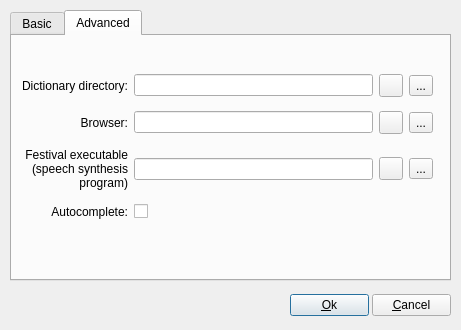
The window that gui/configure.ui (cpina/qdacco) describes before a commit, drawn with Qt 5.
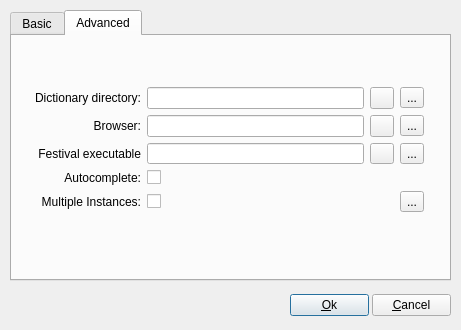
The same window after the commit. The open tabs and pages were chosen to show the change. Icons and pictures are not drawn.

Commit message: -Preparar configuració per acceptar la configuració de multiples instàncies -Arreglat errada a la configuració i versions -Arreglat errada sobre mantenir l'idioma seleccionat amb multiples instàncies

```diff
--- a/gui/configure.ui
+++ b/gui/configure.ui
@@ -10,9 +10,7 @@
    </rect>
   </property>
   <property name="sizePolicy" >
-   <sizepolicy>
-    <hsizetype>5</hsizetype>
-    <vsizetype>5</vsizetype>
+   <sizepolicy vsizetype="Preferred" hsizetype="Preferred" >
     <horstretch>144</horstretch>
     <verstretch>30</verstretch>
    </sizepolicy>
@@ -25,7 +23,7 @@
   </property>
   <property name="maximumSize" >
    <size>
-    <width>390</width>
+    <width>532</width>
     <height>330</height>
    </size>
   </property>
@@ -243,55 +241,27 @@
     </widget>
    </widget>
    <widget class="QWidget" name="tab_3" >
+    <property name="geometry" >
+     <rect>
+      <x>0</x>
+      <y>0</y>
+      <width>437</width>
+      <height>243</height>
+     </rect>
+    </property>
     <attribute name="title" >
      <string>Advanced</string>
     </attribute>
     <widget class="QWidget" name="layoutWidget" >
      <property name="geometry" >
       <rect>
-       <x>10</x>
-       <y>30</y>
+       <x>12</x>
+       <y>40</y>
        <width>411</width>
-       <height>161</height>
+       <height>147</height>
       </rect>
      </property>
-     <layout class="QGridLayout" >
-      <property name="margin" >
-       <number>0</number>
-      </property>
-      <property name="spacing" >
-       <number>6</number>
-      </property>
-      <item row="1" column="3" >
-       <widget class="QToolButton" name="ajuda_browser" >
-        <property name="text" >
-         <string>...</string>
-        </property>
-        <property name="icon" >
-         <iconset resource="icons.qrc" >:/icons/help.png</iconset>
-        </property>
-       </widget>
-      </item>
-      <item row="0" column="3" >
-       <widget class="QToolButton" name="ajuda" >
-        <property name="text" >
-         <string>...</string>
-        </property>
-        <property name="icon" >
-         <iconset resource="icons.qrc" >:/icons/help.png</iconset>
-        </property>
-       </widget>
-      </item>
-      <item row="0" column="2" >
-       <widget class="QToolButton" name="busca_fitxer" >
-        <property name="text" >
-         <string/>
-        </property>
-        <property name="icon" >
-         <iconset resource="icons.qrc" >:/icons/fileopen.png</iconset>
-        </property>
-       </widget>
-      </item>
+     <layout class="QGridLayout" name="gridLayout" >
       <item row="0" column="0" >
        <widget class="QLabel" name="ldirectori" >
         <property name="text" >
@@ -302,36 +272,6 @@
         </property>
        </widget>
       </item>
-      <item row="2" column="2" >
-       <widget class="QToolButton" name="busca_festival" >
-        <property name="text" >
-         <string/>
-        </property>
-        <property name="icon" >
-         <iconset resource="icons.qrc" >:/icons/fileopen.png</iconset>
-        </property>
-       </widget>
-      </item>
-      <item row="2" column="0" >
-       <widget class="QLabel" name="lfestival" >
-        <property name="text" >
-         <string>Festival executable (speech synthesis program)</string>
-        </property>
-        <property name="alignment" >
-         <set>Qt::AlignRight|Qt::AlignTrailing|Qt::AlignVCenter</set>
-        </property>
-        <property name="wordWrap" >
-         <bool>true</bool>
-        </property>
-       </widget>
-      </item>
-      <item row="1" column="1" >
-       <widget class="QLineEdit" name="browser" >
-        <property name="toolTip" >
-         <string>Select the dictionaries directory on your system</string>
-        </property>
-       </widget>
-      </item>
       <item row="0" column="1" >
        <widget class="QLineEdit" name="directori" >
         <property name="toolTip" >
@@ -339,26 +279,91 @@
         </property>
        </widget>
       </item>
+      <item row="0" column="2" >
+       <widget class="QToolButton" name="busca_fitxer" >
+        <property name="text" >
+         <string/>
+        </property>
+        <property name="icon" >
+         <iconset resource="icons.qrc" >
+          <normaloff>:/icons/fileopen.png</normaloff>:/icons/fileopen.png</iconset>
+        </property>
+       </widget>
+      </item>
+      <item row="0" column="3" >
+       <widget class="QToolButton" name="ajuda" >
+        <property name="text" >
+         <string>...</string>
+        </property>
+        <property name="icon" >
+         <iconset resource="icons.qrc" >
+          <normaloff>:/icons/help.png</normaloff>:/icons/help.png</iconset>
+        </property>
+       </widget>
+      </item>
+      <item row="1" column="0" >
+       <widget class="QLabel" name="lbrowser" >
+        <property name="text" >
+         <string>Browser:</string>
+        </property>
+        <property name="alignment" >
+         <set>Qt::AlignRight|Qt::AlignTrailing|Qt::AlignVCenter</set>
+        </property>
+       </widget>
+      </item>
+      <item row="1" column="1" >
+       <widget class="QLineEdit" name="browser" >
+        <property name="toolTip" >
+         <string>Select the dictionaries directory on your system</string>
+        </property>
+       </widget>
+      </item>
       <item row="1" column="2" >
        <widget class="QToolButton" name="busca_browser" >
         <property name="text" >
          <string/>
         </property>
         <property name="icon" >
-         <iconset resource="icons.qrc" >:/icons/fileopen.png</iconset>
+         <iconset resource="icons.qrc" >
+          <normaloff>:/icons/fileopen.png</normaloff>:/icons/fileopen.png</iconset>
+        </property>
+       </widget>
+      </item>
+      <item row="1" column="3" >
+       <widget class="QToolButton" name="ajuda_browser" >
+        <property name="text" >
+         <string>...</string>
+        </property>
+        <property name="icon" >
+         <iconset resource="icons.qrc" >
+          <normaloff>:/icons/help.png</normaloff>:/icons/help.png</iconset>
+        </property>
+       </widget>
+      </item>
+      <item row="2" column="0" >
+       <widget class="QLabel" name="lfestival" >
+        <property name="text" >
+         <string>Festival executable</string>
+        </property>
+        <property name="alignment" >
+         <set>Qt::AlignRight|Qt::AlignTrailing|Qt::AlignVCenter</set>
+        </property>
+        <property name="wordWrap" >
+         <bool>true</bool>
         </property>
        </widget>
       </item>
       <item row="2" column="1" >
        <widget class="QLineEdit" name="festival" />
       </item>
-      <item row="1" column="0" >
-       <widget class="QLabel" name="lbrowser" >
+      <item row="2" column="2" >
+       <widget class="QToolButton" name="busca_festival" >
         <property name="text" >
-         <string>Browser:</string>
+         <string/>
         </property>
-        <property name="alignment" >
-         <set>Qt::AlignRight|Qt::AlignTrailing|Qt::AlignVCenter</set>
+        <property name="icon" >
+         <iconset resource="icons.qrc" >
+          <normaloff>:/icons/fileopen.png</normaloff>:/icons/fileopen.png</iconset>
         </property>
        </widget>
       </item>
@@ -382,13 +387,41 @@
         </property>
        </widget>
       </item>
-      <item row="3" column="1" >
+      <item row="3" column="1" colspan="2" >
        <widget class="QCheckBox" name="autocompletar" >
         <property name="text" >
          <string/>
         </property>
        </widget>
       </item>
+      <item row="4" column="0" >
+       <widget class="QLabel" name="label_2" >
+        <property name="text" >
+         <string>Multiple Instances:</string>
+        </property>
+        <property name="alignment" >
+         <set>Qt::AlignRight|Qt::AlignTrailing|Qt::AlignVCenter</set>
+        </property>
+       </widget>
+      </item>
+      <item row="4" column="1" >
+       <widget class="QCheckBox" name="multipleinstances" >
+        <property name="text" >
+         <string/>
+        </property>
+       </widget>
+      </item>
+      <item row="4" column="3" >
+       <widget class="QToolButton" name="ajuda_multipleinstances" >
+        <property name="text" >
+         <string>...</string>
+        </property>
+        <property name="icon" >
+         <iconset resource="icons.qrc" >
+          <normaloff>:/icons/help.png</normaloff>:/icons/help.png</iconset>
+        </property>
+       </widget>
+      </item>
      </layout>
     </widget>
    </widget>
```
Left out of the diff: 26 changed lines with no effect on the pictures. The commit also changes 3 other files.
